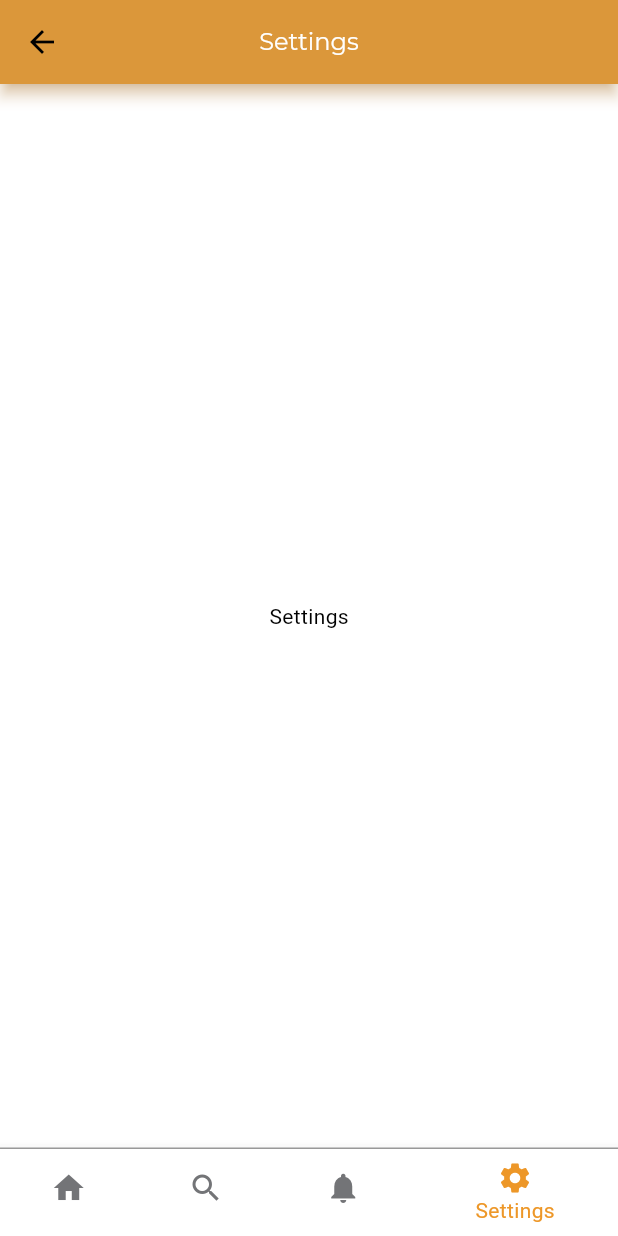
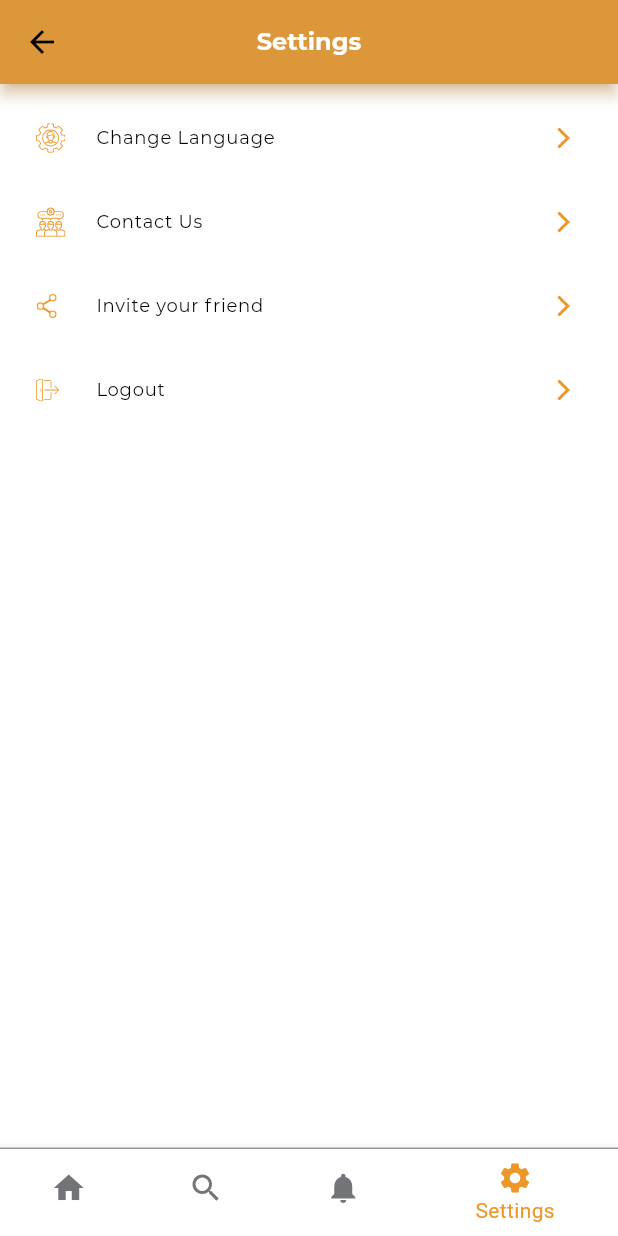
Before and after one commit to DDGin/flutter-advance-course, a Flutter app: the MainView screen opened by its route, item 4 of the bottom bar chosen, on a phone screen of 412 x 824 dp. Run offline on Flutter 3.47's test engine with Material 3 defaults, Android fonts, the phone set to English and light mode, and no system bars; our stand-ins replace carousel_slider, country_code_picker, dartz, device_info_plus, dio, flutter_svg and 9 more; missing offline and left inert: dart:ffi, data_connection_checker_nulls; accounts and stored records are empty; generated files the repository leaves out were written again; project files that could hold a hidden picture were left out.

Commit message:
Add Setting Page and Logout function

```diff
--- a/lib/app/app_prefs.dart
+++ b/lib/app/app_prefs.dart
@@ -35,4 +35,8 @@ class AppPreferences {
   Future<bool> isUserLoggedIn() async {
     return _sharedPreferences.getBool(PREFS_KEY_IS_USER_LOGGED_IN) ?? false;
   }
+
+  Future<void> logout() async {
+    _sharedPreferences.remove(PREFS_KEY_IS_USER_LOGGED_IN);
+  }
 }
--- a/lib/presentation/main/setting_page.dart
+++ b/lib/presentation/main/setting_page.dart
@@ -1,5 +1,12 @@
 import 'package:flutter/material.dart';
+import 'package:flutter_advance_course/app/app_prefs.dart';
+import 'package:flutter_advance_course/app/di.dart';
+import 'package:flutter_advance_course/data/data_source/local_data_source.dart';
+import 'package:flutter_advance_course/presentation/resources/asset_manager.dart';
+import 'package:flutter_advance_course/presentation/resources/route_manager.dart';
 import 'package:flutter_advance_course/presentation/resources/string_manager.dart';
+import 'package:flutter_advance_course/presentation/resources/value_manager.dart';
+import 'package:flutter_svg/flutter_svg.dart';
 
 class SettingPage extends StatefulWidget {
   const SettingPage({super.key});
@@ -9,10 +16,60 @@ class SettingPage extends StatefulWidget {
 }
 
 class _SettingPageState extends State<SettingPage> {
+  AppPreferences _appPreferences = instance<AppPreferences>();
+
+  LocalDataSource _localDataSource = instance<LocalDataSource>();
+
   @override
   Widget build(BuildContext context) {
-    return Center(
-      child: Text(AppStrings.settings),
+    return ListView(
+      padding: EdgeInsets.all(AppPadding.p8),
+      children: [
+        ListTile(
+          title: Text(AppStrings.changeLang),
+          leading: SvgPicture.asset(ImageAssets.changeLangIc),
+          trailing: SvgPicture.asset(ImageAssets.settingRightArrowIc),
+          onTap: () {
+            _changeLang();
+          },
+        ),
+        ListTile(
+          title: Text(AppStrings.contactUs),
+          leading: SvgPicture.asset(ImageAssets.contactUsIc),
+          trailing: SvgPicture.asset(ImageAssets.settingRightArrowIc),
+          onTap: () {
+            _contactUs();
+          },
+        ),
+        ListTile(
+          title: Text(AppStrings.inviteFriend),
+          leading: SvgPicture.asset(ImageAssets.inviteFriendsIc),
+          trailing: SvgPicture.asset(ImageAssets.settingRightArrowIc),
+          onTap: () {
+            _inviteFriend();
+          },
+        ),
+        ListTile(
+          title: Text(AppStrings.logout),
+          leading: SvgPicture.asset(ImageAssets.logoutIc),
+          trailing: SvgPicture.asset(ImageAssets.settingRightArrowIc),
+          onTap: () {
+            _logout();
+          },
+        )
+      ],
     );
   }
+
+  void _changeLang() {}
+
+  void _contactUs() {}
+
+  void _inviteFriend() {}
+
+  void _logout() {
+    _appPreferences.logout();
+    _localDataSource.clearCache();
+    Navigator.pushReplacementNamed(context, Routes.loginRoute);
+  }
 }
--- a/lib/presentation/resources/asset_manager.dart
+++ b/lib/presentation/resources/asset_manager.dart
@@ -12,6 +12,12 @@ class ImageAssets {
   static const String rightArrowIc = "$IMAGE_PATH/right_arrow_ic.svg";
   static const String solidCircleIc = "$IMAGE_PATH/solid_circle_ic.svg";
   static const String photoCameraIc = "$IMAGE_PATH/photo_camera_ic.svg";
+  static const String changeLangIc = "$IMAGE_PATH/change_lang_ic.svg";
+  static const String contactUsIc = "$IMAGE_PATH/contact_us_ic.svg";
+  static const String inviteFriendsIc = "$IMAGE_PATH/invite_friends_ic.svg";
+  static const String logoutIc = "$IMAGE_PATH/logout_ic.svg";
+  static const String settingRightArrowIc =
+      "$IMAGE_PATH/settings_right_arrow_ic.svg";
 }
 
 class JsonAssets {
--- a/lib/presentation/resources/string_manager.dart
+++ b/lib/presentation/resources/string_manager.dart
@@ -60,4 +60,9 @@ class AppStrings {
   static const String storeDetails = "Store Details";
   static const String details = "Details";
   static const String about = "About";
+
+  static const String changeLang = "Change Language";
+  static const String contactUs = "Contact Us";
+  static const String inviteFriend = "Invite your friend";
+  static const String logout = "Logout";
 }
--- a/pubspec.yaml
+++ b/pubspec.yaml
@@ -89,6 +89,11 @@ flutter:
     - assets/images/right_arrow_ic.svg
     - assets/images/solid_circle_ic.svg
     - assets/images/photo_camera_ic.svg
+    - assets/images/change_lang_ic.svg
+    - assets/images/contact_us_ic.svg
+    - assets/images/invite_friends_ic.svg
+    - assets/images/logout_ic.svg
+    - assets/images/settings_right_arrow_ic.svg
     - assets/json/loading.json
     - assets/json/empty.json
     - assets/json/error.json
```
Also changed, not shown: lib/presentation/resources/theme_manager.dart (+5 -5 lines), assets/images/change_lang_ic.svg (added), assets/images/contact_us_ic.svg (added), assets/images/invite_friends_ic.svg (added), assets/images/logout_ic.svg (added), assets/images/settings_right_arrow_ic.svg (added).
